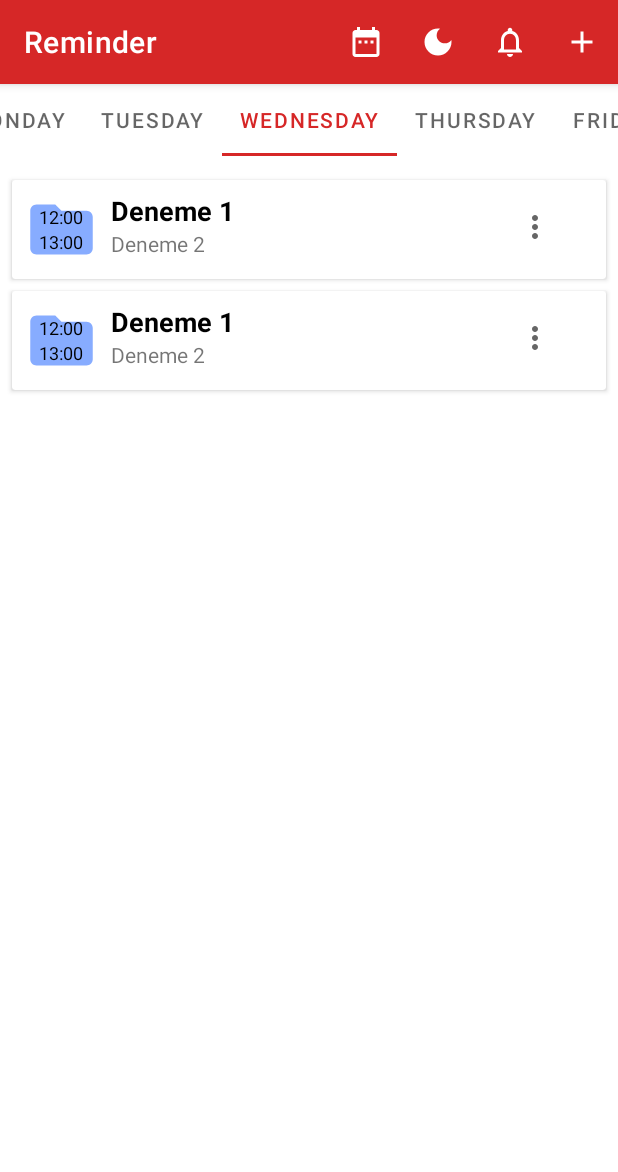
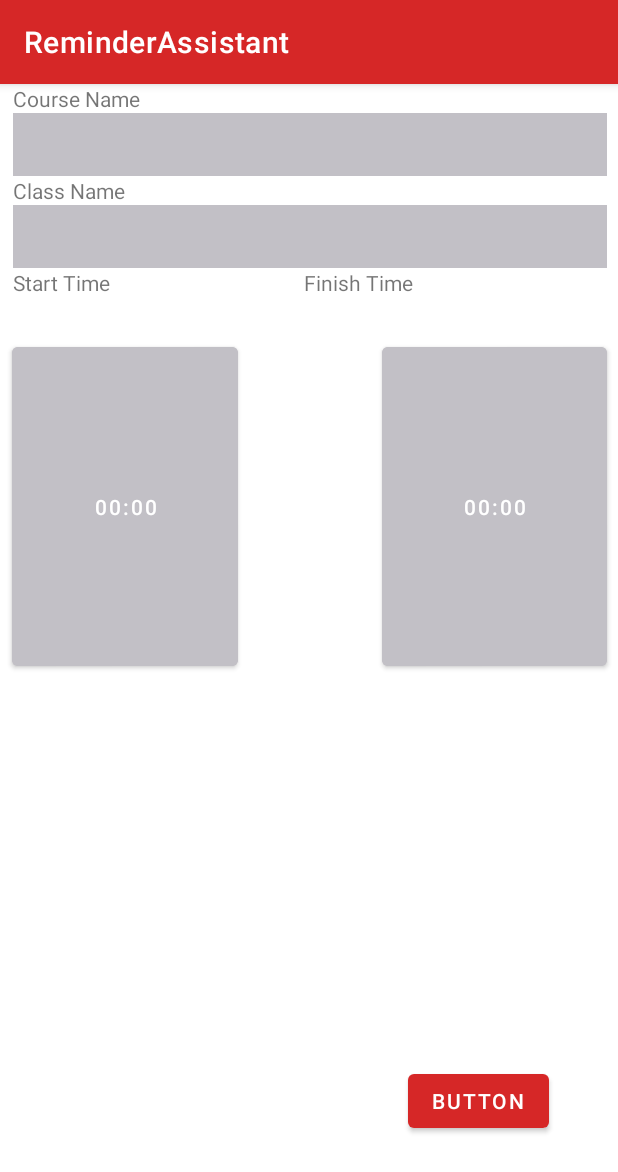
Before and after one commit to hasandeniz/ReminderAssistant, an Android app: the screen it shows after launch (MainActivity before the commit, AddEventActivity after it), after a tap on "Add Event", on a phone screen of 412 x 824 dp. Shown: the top 1172 px of the screen. Run offline under Robolectric (Android 15) with nearby library versions, the phone set to English and light mode, and no system bars; libraries missing offline, so code that uses them is left out: com.github.dhaval2404.colorpicker.

Commit message:
add event page created

```diff
--- a/app/build.gradle
+++ b/app/build.gradle
@@ -46,6 +46,7 @@ dependencies {
     androidTestImplementation 'androidx.test.ext:junit:1.1.2'
     androidTestImplementation 'androidx.test.espresso:espresso-core:3.3.0'
     implementation 'com.android.support:support-core-ui:28.0.0'
+    implementation 'com.github.dhaval2404:colorpicker:1.0'
 
 
 
--- a/app/src/main/AndroidManifest.xml
+++ b/app/src/main/AndroidManifest.xml
@@ -9,6 +9,7 @@
         android:roundIcon="@mipmap/ic_launcher_round"
         android:supportsRtl="true"
         android:theme="@style/Theme.ReminderAssistant">
+        <activity android:name=".AddEventActivity"></activity>
         <activity android:name=".MainActivity">
             <intent-filter>
                 <action android:name="android.intent.action.MAIN" />
--- a/app/src/main/java/com/hasandeniz/reminderassistant/ExampleItem.kt
+++ b/app/src/main/java/com/hasandeniz/reminderassistant/ExampleItem.kt
@@ -1,3 +1,3 @@
 package com.hasandeniz.reminderassistant
 
-data class ExampleItem(val text1 : String, val text2 : String, val text3 : String, val text4 : String) //, val backgroundColor : Int
+data class ExampleItem(val text1 : String, val text2 : String, val text3 : String, val text4 : String, val date : String)
--- a/app/src/main/java/com/hasandeniz/reminderassistant/MainActivity.kt
+++ b/app/src/main/java/com/hasandeniz/reminderassistant/MainActivity.kt
@@ -1,15 +1,23 @@
 package com.hasandeniz.reminderassistant
 
+import android.content.Intent
 import androidx.appcompat.app.AppCompatActivity
 import android.os.Bundle
 import android.view.Menu
 import android.view.MenuItem
+import android.view.View
+import android.widget.PopupMenu
+import com.github.dhaval2404.colorpicker.MaterialColorPickerDialog
+import com.github.dhaval2404.colorpicker.listener.ColorListener
+import com.github.dhaval2404.colorpicker.model.ColorSwatch
+import com.google.android.material.tabs.TabLayout
 import com.hasandeniz.reminderassistant.adapters.FragmentAdapter
 import com.hasandeniz.reminderassistant.fragments.*
 import kotlinx.android.synthetic.main.activity_main.*
 
 
 class MainActivity : AppCompatActivity() {
+    private lateinit var adapter: FragmentAdapter
     override fun onCreate(savedInstanceState: Bundle?) {
         super.onCreate(savedInstanceState)
         setContentView(R.layout.activity_main)
@@ -17,7 +25,7 @@ class MainActivity : AppCompatActivity() {
         val actionBar = supportActionBar
         actionBar!!.title = "Reminder"
 
-        val adapter = FragmentAdapter(supportFragmentManager)
+        adapter = FragmentAdapter(supportFragmentManager)
         adapter.addFragment(MondayFragment(),"Monday")
         adapter.addFragment(TuesdayFragment(),"Tuesday")
         adapter.addFragment(WednesdayFragment(),"Wednesday")
@@ -28,6 +36,9 @@ class MainActivity : AppCompatActivity() {
         viewPager.adapter = adapter
         tabs.setupWithViewPager(viewPager)
 
+
+
+
     }
     override fun onCreateOptionsMenu(menu: Menu): Boolean {
         menuInflater.inflate(R.menu.menu, menu)
@@ -35,8 +46,7 @@ class MainActivity : AppCompatActivity() {
     }
 
     override fun onOptionsItemSelected(item: MenuItem): Boolean {
-        val id = item.itemId
-        when (id) {
+        when (item.itemId) {
             R.id.actionCalendar -> {
                 println("action calendar clicked")
             }
@@ -49,7 +59,11 @@ class MainActivity : AppCompatActivity() {
 
             }
             R.id.actionAddEvent -> {
-                println("action add event clicked")
+                val position: Int = tabs.selectedTabPosition
+                val intent = Intent(this,AddEventActivity::class.java)
+                intent.putExtra("position",position)
+                startActivity(intent)
+
 
             }
         }
@@ -61,5 +75,4 @@ class MainActivity : AppCompatActivity() {
 
 
 
-
 }
--- a/app/src/main/java/com/hasandeniz/reminderassistant/adapters/FragmentAdapter.kt
+++ b/app/src/main/java/com/hasandeniz/reminderassistant/adapters/FragmentAdapter.kt
@@ -24,4 +24,9 @@ class FragmentAdapter(supportFragmentManager: FragmentManager) : FragmentPagerAd
     override fun getPageTitle(position: Int): CharSequence? {
         return titleList[position]
     }
+
+    override fun getItemPosition(`object`: Any): Int {
+        return super.getItemPosition(`object`)
+    }
+
 }
--- a/app/src/main/java/com/hasandeniz/reminderassistant/fragments/MondayFragment.kt
+++ b/app/src/main/java/com/hasandeniz/reminderassistant/fragments/MondayFragment.kt
@@ -6,17 +6,14 @@ import android.view.LayoutInflater
 import android.view.View
 import android.view.ViewGroup
 import androidx.recyclerview.widget.LinearLayoutManager
-import com.hasandeniz.reminderassistant.ExampleItem
 import com.hasandeniz.reminderassistant.R
 import com.hasandeniz.reminderassistant.adapters.RecyclerViewAdapter
+import com.hasandeniz.reminderassistant.detailsListMonday
 import kotlinx.android.synthetic.main.fragment_monday.*
 
 
 class MondayFragment : Fragment() {
 
-    override fun onCreate(savedInstanceState: Bundle?) {
-        super.onCreate(savedInstanceState)
-    }
     override fun onCreateView(
         inflater: LayoutInflater, container: ViewGroup?,
         savedInstanceState: Bundle?
@@ -24,24 +21,14 @@ class MondayFragment : Fragment() {
         return inflater.inflate(R.layout.fragment_monday, container, false)
     }
     override fun onViewCreated(view: View, savedInstanceState: Bundle?) {
-        val exampleItem = exampleItem()
-        val exampleItem2 = exampleItem()
 
-        val exampleItemList = ArrayList<ExampleItem>()
-        exampleItemList.add(exampleItem)
-        exampleItemList.add(exampleItem2)
-        recyclerViewMonday.adapter = RecyclerViewAdapter(exampleItemList)
+
+        recyclerViewMonday.adapter = RecyclerViewAdapter(detailsListMonday)
         recyclerViewMonday.layoutManager = LinearLayoutManager(activity)
         recyclerViewMonday.setHasFixedSize(true)
 
     }
 
-    private fun exampleItem(): ExampleItem{
-        val text2 = "Deneme 2"
-        val text1 = "Deneme 1"
-        val imageText1 = "12:00"
-        val imageText2 = "13:00"
-        return ExampleItem(text1, text2, imageText1, imageText2)
-    }
+
 
 }
--- a/app/src/main/java/com/hasandeniz/reminderassistant/fragments/TuesdayFragment.kt
+++ b/app/src/main/java/com/hasandeniz/reminderassistant/fragments/TuesdayFragment.kt
@@ -9,42 +9,28 @@ import androidx.recyclerview.widget.LinearLayoutManager
 import com.hasandeniz.reminderassistant.ExampleItem
 import com.hasandeniz.reminderassistant.R
 import com.hasandeniz.reminderassistant.adapters.RecyclerViewAdapter
+import com.hasandeniz.reminderassistant.detailsListTuesday
 import kotlinx.android.synthetic.main.fragment_saturday.*
 import kotlinx.android.synthetic.main.fragment_tuesday.*
 
 
 class TuesdayFragment : Fragment() {
 
-    override fun onCreate(savedInstanceState: Bundle?) {
-        super.onCreate(savedInstanceState)
-
-    }
     override fun onCreateView(
         inflater: LayoutInflater, container: ViewGroup?,
         savedInstanceState: Bundle?
     ): View? {
-        // Inflate the layout for this fragment
         return inflater.inflate(R.layout.fragment_tuesday, container, false)
     }
     override fun onViewCreated(view: View, savedInstanceState: Bundle?) {
-        val exampleItem = denemeItem()
-        val exampleItem2 = denemeItem()
 
-        val exampleItemList = ArrayList<ExampleItem>()
-        exampleItemList.add(exampleItem)
-        exampleItemList.add(exampleItem2)
-        recyclerViewTuesday.adapter = RecyclerViewAdapter(exampleItemList)
+
+        recyclerViewTuesday.adapter = RecyclerViewAdapter(detailsListTuesday)
         recyclerViewTuesday.layoutManager = LinearLayoutManager(activity)
         recyclerViewTuesday.setHasFixedSize(true)
 
     }
 
-    private fun denemeItem(): ExampleItem {
-        val text2 = "Deneme 2"
-        val text1 = "Deneme 1"
-        val imageText1 = "12:00"
-        val imageText2 = "13:00"
-        return ExampleItem(text1, text2, imageText1, imageText2)
-    }
+
 
 }
--- /dev/null
+++ b/app/src/main/res/layout/activity_add_event.xml
@@ -0,0 +1,118 @@
+<?xml version="1.0" encoding="utf-8"?>
+<androidx.constraintlayout.widget.ConstraintLayout xmlns:android="http://schemas.android.com/apk/res/android"
+    xmlns:app="http://schemas.android.com/apk/res-auto"
+    xmlns:tools="http://schemas.android.com/tools"
+    android:layout_width="match_parent"
+    android:layout_height="match_parent">
+
+    <LinearLayout
+        android:id="@+id/linearLayout3"
+        android:layout_width="wrap_content"
+        android:layout_height="wrap_content"
+        android:layout_marginEnd="7dp"
+        android:layout_marginBottom="27dp"
+        android:orientation="vertical"
+        app:layout_constraintBottom_toTopOf="@+id/startTimeButton"
+        app:layout_constraintEnd_toEndOf="parent"
+        app:layout_constraintTop_toTopOf="parent">
+
+        <LinearLayout
+            android:id="@+id/linearLayout2"
+            android:layout_width="match_parent"
+            android:layout_height="wrap_content"
+            android:orientation="vertical">
+
+            <TextView
+                android:layout_width="93dp"
+                android:layout_height="wrap_content"
+                android:text="Course Name" />
+
+            <EditText
+                android:id="@+id/courseNameInput"
+                android:layout_width="396dp"
+                android:layout_height="42dp"
+                android:background="#C2C0C6"
+                android:ems="10"
+                android:inputType="textPersonName"
+                android:paddingLeft="10dp" />
+
+            <TextView
+                android:id="@+id/textView"
+                android:layout_width="93dp"
+                android:layout_height="wrap_content"
+                android:text="Class Name" />
+
+            <EditText
+                android:id="@+id/classNameInput"
+                android:layout_width="396dp"
+                android:layout_height="42dp"
+                android:background="#C2C0C6"
+                android:ems="10"
+                android:inputType="textPersonName"
+                android:paddingLeft="10dp" />
+
+        </LinearLayout>
+
+        <LinearLayout
+            android:layout_width="match_parent"
+            android:layout_height="wrap_content"
+            android:orientation="horizontal">
+
+            <TextView
+                android:layout_width="wrap_content"
+                android:layout_height="wrap_content"
+                android:layout_weight="1"
+                android:text="Start Time" />
+
+            <TextView
+                android:layout_width="wrap_content"
+                android:layout_height="wrap_content"
+                android:layout_weight="1"
+                android:text="Finish Time" />
+        </LinearLayout>
+
+    </LinearLayout>
+
+    <Button
+        android:id="@+id/button"
+        android:layout_width="wrap_content"
+        android:layout_height="wrap_content"
+        android:layout_marginEnd="46dp"
+        android:layout_marginBottom="66dp"
+        android:onClick="button"
+        android:text="Button"
+        app:layout_constraintBottom_toBottomOf="parent"
+        app:layout_constraintEnd_toEndOf="parent"
+        app:layout_constraintTop_toBottomOf="@+id/startTimeButton" />
+
+    <Button
+        android:id="@+id/startTimeButton"
+        android:layout_width="0dp"
+        android:layout_height="0dp"
+        android:layout_marginStart="8dp"
+        android:layout_marginEnd="96dp"
+        android:layout_marginBottom="260dp"
+        android:layout_weight="1"
+        android:backgroundTint="#C2C0C6"
+        android:onClick="startTime"
+        android:text="00:00"
+        app:layout_constraintBottom_toTopOf="@+id/button"
+        app:layout_constraintEnd_toStartOf="@+id/finishTimeButton"
+        app:layout_constraintStart_toStartOf="parent"
+        app:layout_constraintTop_toBottomOf="@+id/linearLayout3" />
+
+    <Button
+        android:id="@+id/finishTimeButton"
+        android:layout_width="0dp"
+        android:layout_height="0dp"
+        android:layout_marginEnd="7dp"
+        android:layout_weight="1"
+        android:backgroundTint="#C2C0C6"
+        android:onClick="finishTime"
+        android:text="00:00"
+        app:layout_constraintBottom_toBottomOf="@+id/startTimeButton"
+        app:layout_constraintEnd_toEndOf="parent"
+        app:layout_constraintStart_toEndOf="@+id/startTimeButton"
+        app:layout_constraintTop_toTopOf="@+id/startTimeButton" />
+
+</androidx.constraintlayout.widget.ConstraintLayout>
--- a/app/src/main/res/menu/popup_menu.xml
+++ b/app/src/main/res/menu/popup_menu.xml
@@ -3,8 +3,8 @@
 
     <item
         android:id="@+id/actionPopupEdit"
-        android:title="Edit" />
+        android:title="@string/edit" />
     <item
         android:id="@+id/actionPopupDelete"
-        android:title="Delete" />
+        android:title="@string/delete" />
 </menu>
--- a/app/src/main/res/values/strings.xml
+++ b/app/src/main/res/values/strings.xml
@@ -10,4 +10,7 @@
     <string name="line_2">Line 2</string>
     <string name="background_for_times">background for times</string>
     <string name="more_menu">more menu</string>
+    <string name="change_color">Change Color</string>
+    <string name="delete">Delete</string>
+    <string name="edit">Edit</string>
 </resources>
--- a/app/src/main/res/values/themes.xml
+++ b/app/src/main/res/values/themes.xml
@@ -4,6 +4,7 @@
         <item name ="colorPrimary">@color/colorPrimary</item>
         <item name ="colorPrimaryDark">@color/colorPrimaryDark</item>
         <item name ="colorAccent">@color/colorAccent</item>
-        <item name="android:statusBarColor" tools:targetApi="l">?attr/colorPrimaryVariant</item>
+
     </style>
+
 </resources>
```
Also changed, not shown: app/src/main/java/com/hasandeniz/reminderassistant/AddEventActivity.kt (added, +107 -0 lines), app/src/main/java/com/hasandeniz/reminderassistant/fragments/FridayFragment.kt (+4 -17 lines), app/src/main/java/com/hasandeniz/reminderassistant/fragments/SaturdayFragment.kt (+4 -18 lines), app/src/main/java/com/hasandeniz/reminderassistant/fragments/SundayFragment.kt (+4 -18 lines), app/src/main/java/com/hasandeniz/reminderassistant/fragments/ThursdayFragment.kt (+4 -18 lines), app/src/main/java/com/hasandeniz/reminderassistant/fragments/WednesdayFragment.kt (+3 -18 lines).
